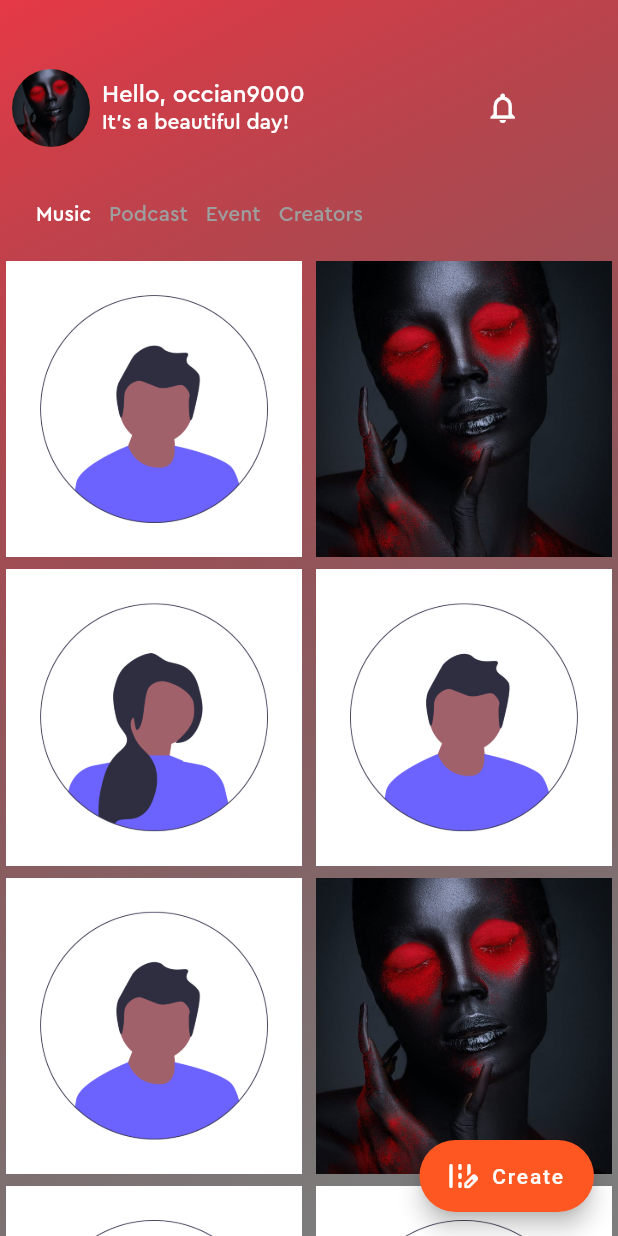
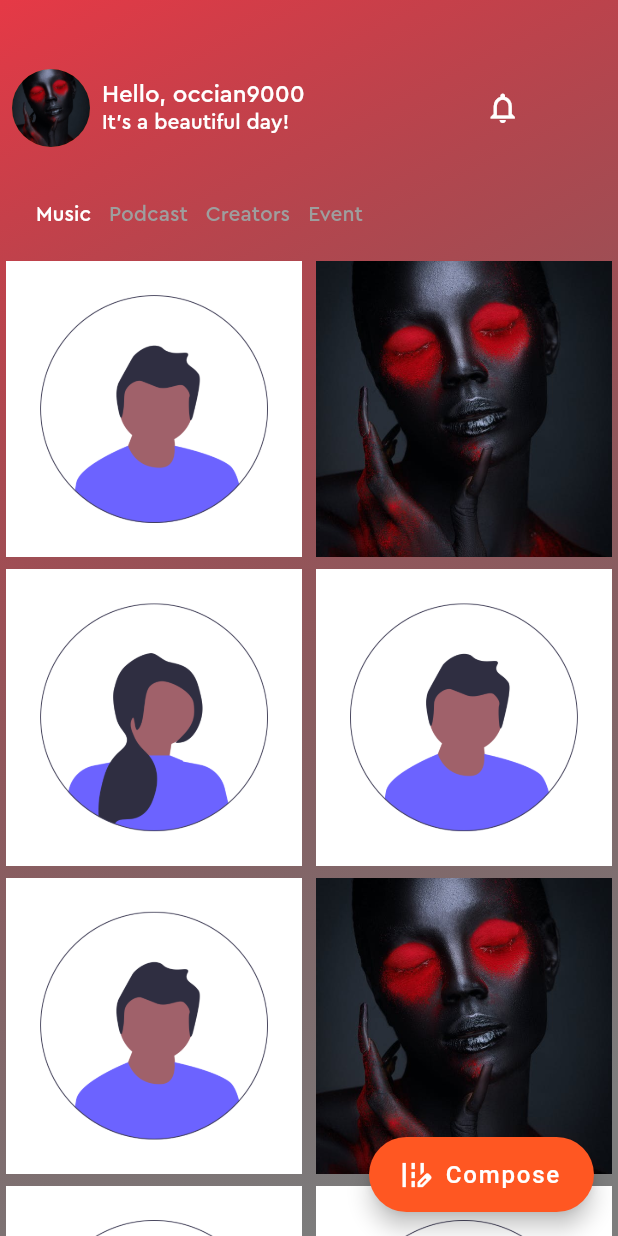
Before and after one commit to occiandiaali/Soundly, a Flutter app: the screen it shows after launch, after a tap on "Get Started", on a phone screen of 412 x 824 dp. Run offline on Flutter 3.47's test engine with Material 2 defaults, Android fonts, the phone set to English and light mode, and no system bars; our stand-ins replace audioplayers, flutter_riverpod.

Commit message:
Add: Animated fab for audio compose call to action

```diff
--- a/lib/src/pages/audio/audio_home.dart
+++ b/lib/src/pages/audio/audio_home.dart
@@ -1,5 +1,8 @@
 import 'package:flutter/material.dart';
 import 'package:flutter/rendering.dart';
+import 'package:soundly/src/widgets/createFABExt.dart';
+
+import '../../widgets/createFAB.dart';
 
 class AudioHomePage extends StatefulWidget {
   const AudioHomePage({Key? key}) : super(key: key);
@@ -19,6 +22,13 @@ class _AudioHomePageState extends State<AudioHomePage> {
 
   final ScrollController _scrollController = ScrollController();
   bool _show = true;
+
+  bool _musicActive = true;
+  bool _podcastActive = false;
+  bool _creatorsActive = false;
+  bool _eventActive = false;
+  var _activeCatColour = Colors.white;
+  var _inactiveCatColour = Colors.grey;
 
   @override
   void initState() {
@@ -54,6 +64,8 @@ class _AudioHomePageState extends State<AudioHomePage> {
       }
     });
   }
+
+  void tapCatLabelToActive() {}
 
   List<String> imgs = [
     "assets/images/boots.webp",
@@ -126,20 +138,22 @@ class _AudioHomePageState extends State<AudioHomePage> {
                 padding: const EdgeInsets.only(left: 24.0, bottom: 18.0),
                 child: Row(
                   //  mainAxisAlignment: MainAxisAlignment.spaceEvenly,
-                  children: const [
-                    Text("Music", style: TextStyle(fontFamily: 'Cera Pro', color: Colors.white)),
-                    SizedBox(width: 12,),
-                    Text("Podcast", style: TextStyle(fontFamily: 'Cera Pro', color: Colors.grey)),
-                    SizedBox(width: 12,),
-                    Text("Event", style: TextStyle(fontFamily: 'Cera Pro', color: Colors.grey)),
-                    SizedBox(width: 12,),
-                    Text("Creators", style: TextStyle(fontFamily: 'Cera Pro', color: Colors.grey)),
+                  children: [
+                    Text("Music", style: TextStyle(fontFamily: 'Cera Pro', color: _musicActive ? _activeCatColour : _inactiveCatColour)),
+                    const SizedBox(width: 12,),
+                    Text("Podcast", style: TextStyle(fontFamily: 'Cera Pro', color: _podcastActive ? _activeCatColour : _inactiveCatColour)),
+                    const SizedBox(width: 12,),
+                    Text("Creators", style: TextStyle(fontFamily: 'Cera Pro', color: _creatorsActive ? _activeCatColour : _inactiveCatColour)),
+                    const SizedBox(width: 12,),
+                    Text("Event", style: TextStyle(fontFamily: 'Cera Pro', color: _eventActive ? _activeCatColour : _inactiveCatColour)),
+
                   ],
                 ),
               ),
               Expanded(
                 child: GridView.builder(
                   controller: _scrollController,
+                    physics: const BouncingScrollPhysics(),
                     gridDelegate: const SliverGridDelegateWithFixedCrossAxisCount(
                         crossAxisCount: 2,
                       mainAxisSpacing: 0,
@@ -167,12 +181,7 @@ class _AudioHomePageState extends State<AudioHomePage> {
             ],
           ),
       ),
-      floatingActionButton: Visibility(
-        visible: _show,
-          child: FloatingActionButton.extended(
-              onPressed: () {},
-              icon: const Icon(Icons.edit_road_rounded),
-              label: const Text("Create"))),
+      floatingActionButton: _show ? createFABExt() : createFAB(),
     );
   }
 
--- a/lib/src/pages/getting_started.dart
+++ b/lib/src/pages/getting_started.dart
@@ -32,7 +32,7 @@ class GettingStartedPage extends StatelessWidget {
             Container(
               alignment: Alignment.topCenter,
               child: const Text("Soundly", style: TextStyle(
-                fontSize: 24,
+                fontSize: 28,
                 fontWeight: FontWeight.bold,
                 fontFamily: 'Cera Pro',
                 color: Colors.white,
--- /dev/null
+++ b/lib/src/widgets/createFAB.dart
@@ -0,0 +1,15 @@
+import 'package:flutter/material.dart';
+
+Widget createFAB() => AnimatedContainer(
+    duration: const Duration(milliseconds: 200),
+  curve: Curves.linear,
+  width: 50,
+  height: 50,
+  child: FloatingActionButton.extended(
+      onPressed: () {},
+      icon: const Padding(
+        padding: EdgeInsets.only(left: 8.0),
+        child: Icon(Icons.edit_road),
+      ),
+      label: const SizedBox()),
+);
--- /dev/null
+++ b/lib/src/widgets/createFABExt.dart
@@ -0,0 +1,17 @@
+import 'package:flutter/material.dart';
+
+Widget createFABExt() => AnimatedContainer(
+    duration: const Duration(milliseconds: 200),
+  curve: Curves.linear,
+  width: 150,
+  height: 50,
+  child: FloatingActionButton.extended(
+      onPressed: () {},
+    icon: const Icon(Icons.edit_road),
+      label: const Center(
+        child: Text(
+          "Compose",
+          style: TextStyle(fontSize: 16, color: Colors.white),
+        ),
+      ),),
+);
```
